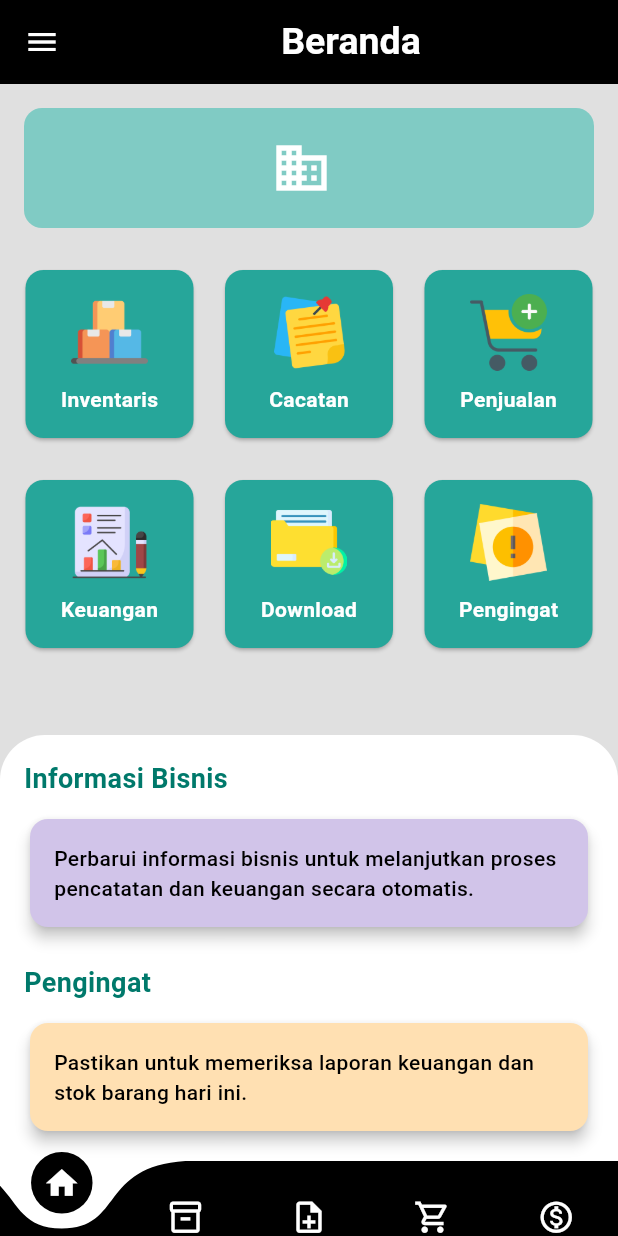
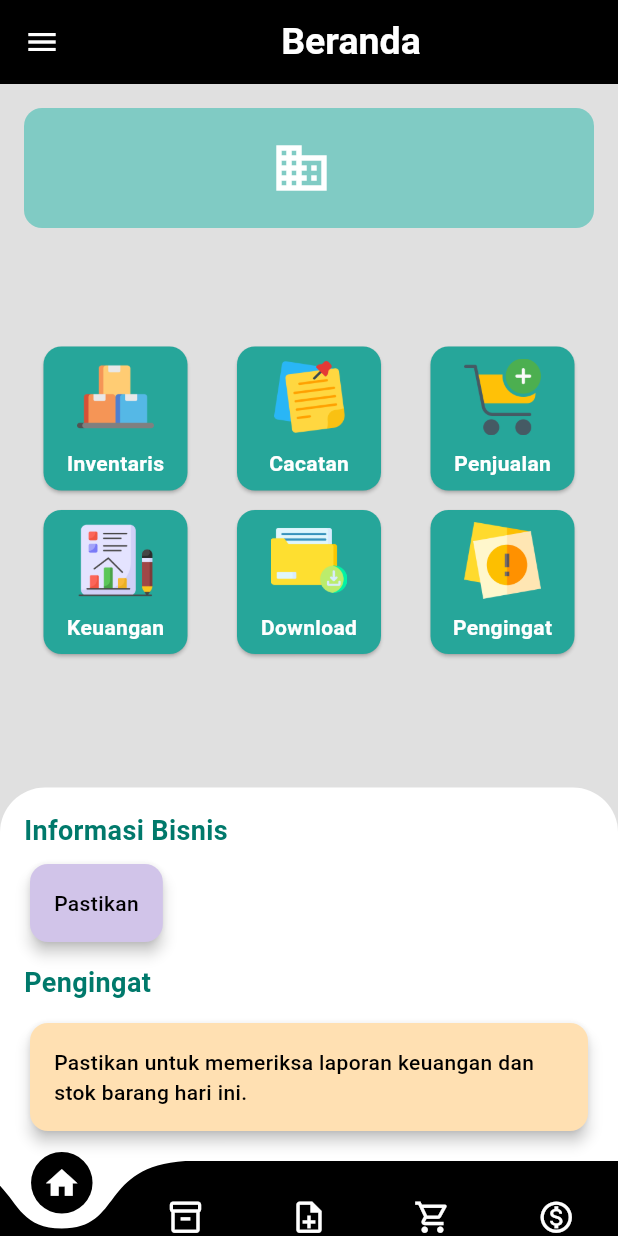
Before and after one commit to Pangestufp/UASMoPorgKel1, a Flutter app: the screen it shows once a user with an empty profile is signed in, on a phone screen of 412 x 824 dp. Run offline on Flutter 3.47's test engine with Material 3 defaults, Android fonts, the phone set to English and light mode, and no system bars; drawn by our look-alikes of curved_navigation_bar, flutter_animate; our stand-ins replace cloud_firestore, firebase_auth, firebase_core, firebase_storage, fl_chart, image_picker and 2 more; missing offline and left inert: flutter_pdfview; accounts and stored records are empty.

Commit message:
home page / beranda

```diff
--- a/lib/screens/home/homePage.dart
+++ b/lib/screens/home/homePage.dart
@@ -87,7 +87,7 @@ class _HomePageState extends State<HomePage> {
               menuItem("Penjualan", "assets/icons/cart.png", 3),
             ],
           ),
-          SizedBox(height: 20),
+          SizedBox(height: 5),
           // Second Row of Menu
           Row(
             mainAxisAlignment: MainAxisAlignment.spaceEvenly,
@@ -111,7 +111,7 @@ class _HomePageState extends State<HomePage> {
         child: Card(
           color: Colors.teal[400], // Warna Card untuk menu
           child: Padding(
-            padding: EdgeInsets.all(16.0),
+            padding: EdgeInsets.all(8.0),
             child: Container(
               height: 80,
               width: 80,
@@ -139,7 +139,7 @@ class _HomePageState extends State<HomePage> {
   Widget infoAndReminderSection() {
     return Container(
       alignment: Alignment.bottomCenter,
-      margin: EdgeInsets.only(top: 30.0),
+      margin: EdgeInsets.only(top: 10.0),
       padding: EdgeInsets.all(16.0),
       decoration: BoxDecoration(
         color: Colors.white,
@@ -157,7 +157,7 @@ class _HomePageState extends State<HomePage> {
               color: Colors.teal[700],
             ),
           ),
-          SizedBox(height: 10),
+          SizedBox(height: 5),
           Card(
             color: Colors.deepPurple[100],
             elevation: 4.0,
@@ -165,12 +165,12 @@ class _HomePageState extends State<HomePage> {
             child: Padding(
               padding: EdgeInsets.all(16.0),
               child: Text(
-                "Perbarui informasi bisnis untuk melanjutkan proses pencatatan dan keuangan secara otomatis.",
+                "Pastikan",
                 style: TextStyle(color: Colors.black, fontWeight: FontWeight.w500),
               ),
             ),
           ),
-          SizedBox(height: 20),
+          SizedBox(height: 10),
           Text(
             "Pengingat",
             style: TextStyle(
```
